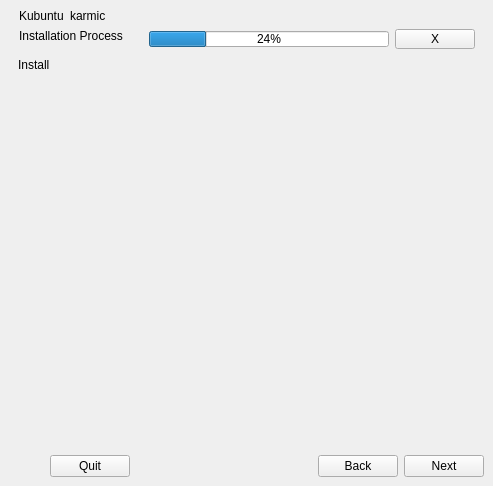
Before: the Qt Designer form gui/qt/app.ui in chenhan1218/ubiquity, drawn with Qt 5.
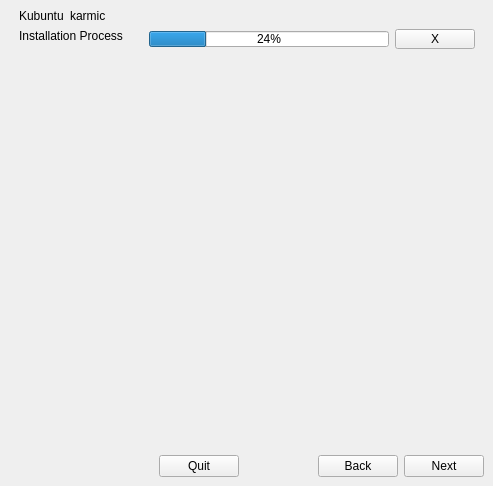
After: the same form once the commit is applied. Custom widgets are drawn as their Qt base class.

Commit message: Factorize code creating breadcrumb labels, use QLabel

The edit to the form file:
```diff
--- a/gui/qt/app.ui
+++ b/gui/qt/app.ui
@@ -26,10 +26,10 @@
         <verstretch>0</verstretch>
        </sizepolicy>
       </property>
-      <property name="maximumSize">
+      <property name="minimumSize">
        <size>
         <width>150</width>
-        <height>16777215</height>
+        <height>0</height>
        </size>
       </property>
       <layout class="QVBoxLayout" name="verticalLayout_5">
@@ -37,14 +37,7 @@
         <number>0</number>
        </property>
        <item>
-        <widget class="SqueezeLabel" name="breadcrumb_install">
-         <property name="text">
-          <string>Install</string>
-         </property>
-        </widget>
-       </item>
-       <item>
-        <spacer name="verticalSpacer_3">
+        <spacer name="verticalSpacer">
          <property name="orientation">
           <enum>Qt::Vertical</enum>
          </property>
@@ -326,13 +319,6 @@
    </layout>
   </widget>
  </widget>
- <customwidgets>
-  <customwidget>
-   <class>SqueezeLabel</class>
-   <extends>QLabel</extends>
-   <header>ubiquity.frontend.kde_components.SqueezeLabel</header>
-  </customwidget>
- </customwidgets>
  <resources/>
  <connections/>
 </ui>
```
The commit also changes 2 other files.
